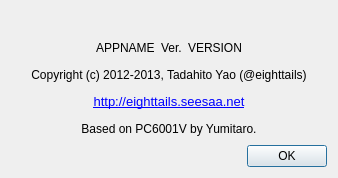
Before: the Qt Designer form src/Qt/aboutdialog.ui in eighttails/PC6001VX, drawn with Qt 5.
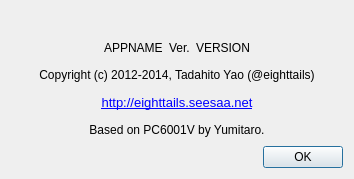
After: the same form once the commit is applied. Icons and pictures are not drawn.

Commit message: バージョンダイアログの年号を変更

Patch:
```diff
--- a/src/Qt/aboutdialog.ui
+++ b/src/Qt/aboutdialog.ui
@@ -6,8 +6,8 @@
    <rect>
     <x>0</x>
     <y>0</y>
-    <width>338</width>
-    <height>178</height>
+    <width>354</width>
+    <height>179</height>
    </rect>
   </property>
   <property name="windowTitle">
@@ -117,7 +117,7 @@
    <item>
     <widget class="QLabel" name="labelCopyright">
      <property name="text">
-      <string>Copyright (c) 2012-2013, Tadahito Yao (@eighttails)</string>
+      <string>Copyright (c) 2012-2014, Tadahito Yao (@eighttails)</string>
      </property>
      <property name="alignment">
       <set>Qt::AlignCenter</set>
```
